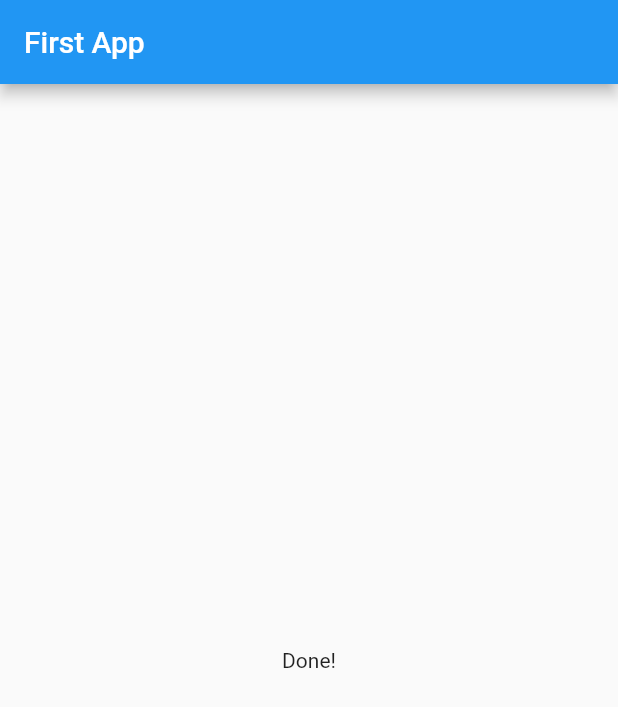
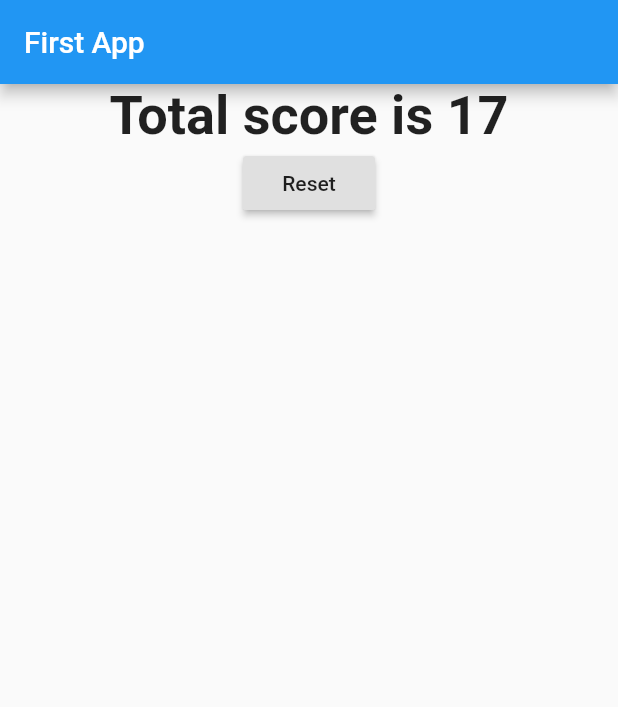
Before and after one commit to adityaladwa/flutter_quiz, a Flutter app: the screen it shows after launch, after a tap on "Red", after a tap on "Pegasus", on a phone screen of 412 x 824 dp. Shown: the top 707 px of the screen. Run offline on Flutter 3.47's test engine with Material 2 defaults, Android fonts, the phone set to English and light mode, and no system bars.

Commit message:
Reset quiz

```diff
--- a/lib/main.dart
+++ b/lib/main.dart
@@ -14,21 +14,39 @@ class MyApp extends StatefulWidget {
 
 class _MyAppState extends State<MyApp> {
   var _question = 0;
+  var _totalScore = 0;
+
   static const _questions = [
     {
       "questionText": "What is your favorite color?",
-      "answers": ["Red", "Green", "Blue"]
+      "answers": [
+        {"text": "Red", "score": 10},
+        {"text": "Green", "score": 5},
+        {"text": "Blue", "score": 6}
+      ]
     },
     {
       "questionText": "What is your favorite bird?",
-      "answers": ["Peacock", "Pegasus", "Pegasus"]
+      "answers": [
+        {"text": "Peacock", "score": 2},
+        {"text": "Pegasus", "score": 7},
+        {"text": "Parrot", "score": 1}
+      ]
     },
   ];
-  void _buttonPressed() {
+
+  void _buttonPressed(int score) {
+    _totalScore += score;
     setState(() {
       _question += 1;
     });
-    print("Button pressed");
+  }
+
+  void _resetQuiz() {
+    setState(() {
+      _totalScore = 0;
+      _question = 0;
+    });
   }
 
   @override
@@ -38,7 +56,7 @@ class _MyAppState extends State<MyApp> {
         appBar: AppBar(title: Text("First App")),
         body: _question < _questions.length
             ? Quiz(_question, _questions, _buttonPressed)
-            : Result(),
+            : Result(_totalScore, _resetQuiz),
       ),
     );
   }
--- a/lib/quiz.dart
+++ b/lib/quiz.dart
@@ -14,8 +14,8 @@ class Quiz extends StatelessWidget {
     return Column(
       children: <Widget>[
         Question(questions.elementAt(question)["questionText"]),
-        ...(questions[question]['answers'] as List<String>)
-            .map((e) => Answer(answerHandler, e))
+        ...(questions[question]['answers'] as List<Map<String, Object>>)
+            .map((e) => Answer(() => answerHandler(e["score"]), e["text"]))
             .toList()
       ],
     );
--- a/lib/result.dart
+++ b/lib/result.dart
@@ -3,10 +3,27 @@ import 'package:flutter/cupertino.dart';
 import 'package:flutter/material.dart';
 
 class Result extends StatelessWidget {
+  final int totalScore;
+  final Function resetHandler;
+
+  Result(this.totalScore, this.resetHandler);
+
   @override
   Widget build(BuildContext context) {
-    return Center(
-      child: Text("Done!"),
+    return Column(
+      children: <Widget>[
+        Center(
+          child: Text(
+            "Total score is $totalScore",
+            textAlign: TextAlign.center,
+            style: TextStyle(fontSize: 36, fontWeight: FontWeight.bold),
+          ),
+        ),
+        RaisedButton(
+          child: Text("Reset"),
+          onPressed: resetHandler,
+        )
+      ],
     );
   }
 }
```
Also changed, not shown: 1 other file.
